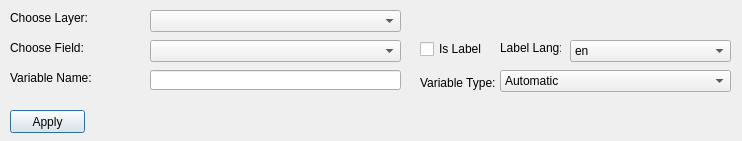
Qt form dialogs/ui/varinputdialog.ui (sparqlunicorn/sparqlunicornGoesGIS) before a commit.
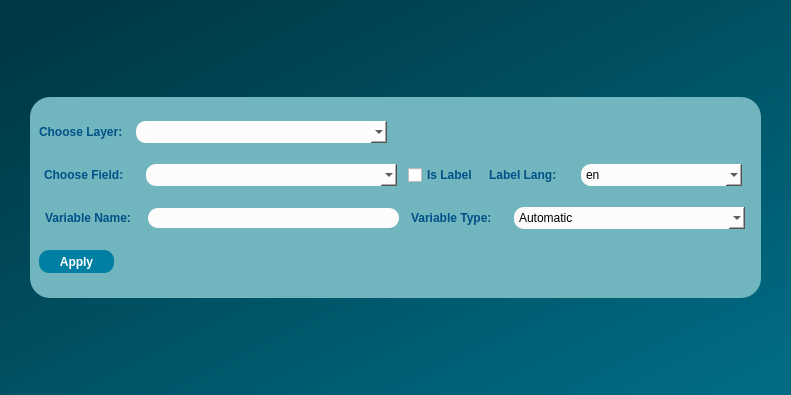
The same form after that commit.

Commit message: started changing tabs to menu

Diff of the .ui file:
```diff
--- a/dialogs/ui/varinputdialog.ui
+++ b/dialogs/ui/varinputdialog.ui
@@ -6,182 +6,244 @@
    <rect>
     <x>0</x>
     <y>0</y>
-    <width>742</width>
-    <height>141</height>
+    <width>791</width>
+    <height>395</height>
    </rect>
   </property>
   <property name="windowTitle">
    <string>Dialog</string>
   </property>
+  <property name="styleSheet">
+   <string notr="true">QObject#VarInputDialog{
+background-color:qlineargradient(spread:pad, x1:0, y1:0, x2:1, y2:1, stop:0.0795455 rgba(0, 57, 70, 255), stop:0.5625 rgba(0, 85, 104, 255), stop:0.954545 rgba(0, 107, 131, 255));}
+</string>
+  </property>
+  <layout class="QGridLayout" name="gridLayout">
+   <item row="0" column="0">
+    <widget class="QFrame" name="frame">
+     <property name="minimumSize">
+      <size>
+       <width>541</width>
+       <height>171</height>
+      </size>
+     </property>
+     <property name="maximumSize">
+      <size>
+       <width>731</width>
+       <height>201</height>
+      </size>
+     </property>
+     <property name="styleSheet">
+      <string notr="true">QObject#frame{
+	background-color:qlineargradient(spread:pad, x1:0, y1:0, x2:1, y2:1, stop:0.0113636 rgba(113, 181, 190, 255));
+	
+border-radius:20px;}
+</string>
+     </property>
+     <property name="frameShape">
+      <enum>QFrame::StyledPanel</enum>
+     </property>
+     <property name="frameShadow">
+      <enum>QFrame::Raised</enum>
+     </property>
+     <layout class="QGridLayout" name="gridLayout_2">
+      <item row="0" column="0">
+       <widget class="QLabel" name="layerLabel">
+        <property name="minimumSize">
+         <size>
+          <width>91</width>
+          <height>16</height>
+         </size>
+        </property>
+        <property name="maximumSize">
+         <size>
+          <width>91</width>
+          <height>16</height>
+         </size>
+        </property>
+        <property name="font">
+         <font>
+          <pointsize>9</pointsize>
+          <weight>75</weight>
+          <bold>true</bold>
+         </font>
+        </property>
+        <property name="styleSheet">
+         <string notr="true">color:rgb(0, 81, 135);</string>
+        </property>
+        <property name="text">
+         <string>Choose Layer:</string>
+        </property>
+       </widget>
+      </item>
+      <item row="0" column="1">
   <widget class="QComboBox" name="chooseLayer">
-   <property name="geometry">
-    <rect>
-     <x>150</x>
-     <y>10</y>
+        <property name="minimumSize">
+         <size>
      <width>251</width>
      <height>22</height>
-    </rect>
-   </property>
-  </widget>
+         </size>
+        </property>
+        <property name="maximumSize">
+         <size>
+          <width>251</width>
+          <height>22</height>
+         </size>
+        </property>
+        <property name="styleSheet">
+         <string notr="true">background-color: rgb(253, 252, 250);
+
+border-radius:10px;
+
+border-color:rgb(45, 45, 45);</string>
+        </property>
+       </widget>
+      </item>
+      <item row="0" column="2">
+       <spacer name="horizontalSpacer">
+        <property name="orientation">
+         <enum>Qt::Horizontal</enum>
+        </property>
+        <property name="sizeHint" stdset="0">
+         <size>
+          <width>356</width>
+          <height>20</height>
+         </size>
+        </property>
+       </spacer>
+      </item>
+      <item row="1" column="0" colspan="3">
+       <layout class="QHBoxLayout" name="horizontalLayout_2">
+        <item>
   <widget class="QLabel" name="fieldLabel">
-   <property name="geometry">
-    <rect>
-     <x>10</x>
-     <y>40</y>
+          <property name="minimumSize">
+           <size>
      <width>91</width>
      <height>16</height>
-    </rect>
+           </size>
+          </property>
+          <property name="maximumSize">
+           <size>
+            <width>91</width>
+            <height>16</height>
+           </size>
+          </property>
+          <property name="font">
+           <font>
+            <pointsize>9</pointsize>
+            <weight>75</weight>
+            <bold>true</bold>
+           </font>
+          </property>
+          <property name="styleSheet">
+           <string notr="true">color:rgb(0, 81, 135);</string>
    </property>
    <property name="text">
     <string>Choose Field:</string>
    </property>
   </widget>
+        </item>
+        <item>
   <widget class="QComboBox" name="chooseField">
-   <property name="geometry">
-    <rect>
-     <x>150</x>
-     <y>40</y>
+          <property name="minimumSize">
+           <size>
      <width>251</width>
      <height>22</height>
-    </rect>
-   </property>
-  </widget>
-  <widget class="QLabel" name="layerLabel">
-   <property name="geometry">
-    <rect>
-     <x>10</x>
-     <y>10</y>
-     <width>91</width>
-     <height>16</height>
-    </rect>
-   </property>
-   <property name="text">
-    <string>Choose Layer:</string>
-   </property>
-  </widget>
-  <widget class="QLabel" name="labelLangLabel">
-   <property name="geometry">
-    <rect>
-     <x>500</x>
-     <y>40</y>
-     <width>61</width>
-     <height>16</height>
-    </rect>
-   </property>
-   <property name="text">
-    <string>Label Lang:</string>
-   </property>
-  </widget>
-  <widget class="QLabel" name="varNameLabel">
-   <property name="geometry">
-    <rect>
-     <x>10</x>
-     <y>70</y>
-     <width>91</width>
-     <height>16</height>
-    </rect>
-   </property>
-   <property name="text">
-    <string>Variable Name:</string>
-   </property>
-  </widget>
-  <widget class="QLineEdit" name="varNameEdit">
-   <property name="geometry">
-    <rect>
-     <x>150</x>
-     <y>70</y>
+           </size>
+          </property>
+          <property name="maximumSize">
+           <size>
      <width>251</width>
-     <height>20</height>
-    </rect>
-   </property>
-  </widget>
-  <widget class="QLabel" name="varTypeLabel">
-   <property name="geometry">
-    <rect>
-     <x>420</x>
-     <y>75</y>
-     <width>91</width>
-     <height>16</height>
-    </rect>
-   </property>
-   <property name="text">
-    <string>Variable Type:</string>
-   </property>
-  </widget>
-  <widget class="QComboBox" name="varType">
-   <property name="geometry">
-    <rect>
-     <x>500</x>
-     <y>70</y>
-     <width>231</width>
      <height>22</height>
-    </rect>
-   </property>
-   <item>
-    <property name="text">
-     <string>Automatic</string>
-    </property>
+           </size>
+          </property>
+          <property name="styleSheet">
+           <string notr="true">background-color: rgb(253, 252, 250);
+
+border-radius:10px;
+
+border-color:rgb(45, 45, 45);</string>
+          </property>
+         </widget>
    </item>
    <item>
-    <property name="text">
-     <string>String</string>
-    </property>
-   </item>
-   <item>
-    <property name="text">
-     <string>URI</string>
-    </property>
-   </item>
-   <item>
-    <property name="text">
-     <string>Double</string>
-    </property>
-   </item>
-   <item>
-    <property name="text">
-     <string>Integer</string>
-    </property>
-   </item>
-   <item>
-    <property name="text">
-     <string>Date</string>
-    </property>
-   </item>
-  </widget>
   <widget class="QCheckBox" name="isLabelLabel">
-   <property name="geometry">
-    <rect>
-     <x>420</x>
-     <y>40</y>
+          <property name="minimumSize">
+           <size>
      <width>70</width>
      <height>18</height>
-    </rect>
+           </size>
+          </property>
+          <property name="maximumSize">
+           <size>
+            <width>70</width>
+            <height>18</height>
+           </size>
+          </property>
+          <property name="font">
+           <font>
+            <pointsize>9</pointsize>
+            <weight>75</weight>
+            <bold>true</bold>
+           </font>
+          </property>
+          <property name="styleSheet">
+           <string notr="true">color:rgb(0, 81, 135);</string>
    </property>
    <property name="text">
     <string>Is Label</string>
    </property>
   </widget>
-  <widget class="QPushButton" name="applyButton">
-   <property name="geometry">
-    <rect>
-     <x>10</x>
-     <y>110</y>
-     <width>75</width>
-     <height>23</height>
-    </rect>
+        </item>
+        <item>
+         <widget class="QLabel" name="labelLangLabel">
+          <property name="minimumSize">
+           <size>
+            <width>81</width>
+            <height>16</height>
+           </size>
+          </property>
+          <property name="maximumSize">
+           <size>
+            <width>81</width>
+            <height>16</height>
+           </size>
+          </property>
+          <property name="font">
+           <font>
+            <pointsize>9</pointsize>
+            <weight>75</weight>
+            <bold>true</bold>
+           </font>
+          </property>
+          <property name="styleSheet">
+           <string notr="true">color:rgb(0, 81, 135);</string>
    </property>
    <property name="text">
-    <string>Apply</string>
-   </property>
-  </widget>
+           <string>Label Lang:</string>
+          </property>
+         </widget>
+        </item>
+        <item>
   <widget class="QComboBox" name="labelLang">
-   <property name="geometry">
-    <rect>
-     <x>570</x>
-     <y>40</y>
+          <property name="minimumSize">
+           <size>
      <width>161</width>
      <height>22</height>
-    </rect>
+           </size>
+          </property>
+          <property name="maximumSize">
+           <size>
+            <width>161</width>
+            <height>22</height>
+           </size>
+          </property>
+          <property name="styleSheet">
+           <string notr="true">background-color: rgb(253, 252, 250);
+
+border-radius:10px;
+
+border-color:rgb(45, 45, 45);</string>
    </property>
    <item>
     <property name="text">
@@ -1094,6 +1156,184 @@
     </property>
    </item>
   </widget>
+        </item>
+       </layout>
+      </item>
+      <item row="2" column="0" colspan="3">
+       <layout class="QHBoxLayout" name="horizontalLayout">
+        <item>
+         <widget class="QLabel" name="varNameLabel">
+          <property name="minimumSize">
+           <size>
+            <width>91</width>
+            <height>16</height>
+           </size>
+          </property>
+          <property name="maximumSize">
+           <size>
+            <width>91</width>
+            <height>16</height>
+           </size>
+          </property>
+          <property name="font">
+           <font>
+            <pointsize>9</pointsize>
+            <weight>75</weight>
+            <bold>true</bold>
+           </font>
+          </property>
+          <property name="styleSheet">
+           <string notr="true">color:rgb(0, 81, 135);</string>
+          </property>
+          <property name="text">
+           <string>Variable Name:</string>
+          </property>
+         </widget>
+        </item>
+        <item>
+         <widget class="QLineEdit" name="varNameEdit">
+          <property name="minimumSize">
+           <size>
+            <width>251</width>
+            <height>20</height>
+           </size>
+          </property>
+          <property name="maximumSize">
+           <size>
+            <width>251</width>
+            <height>20</height>
+           </size>
+          </property>
+          <property name="styleSheet">
+           <string notr="true">background-color: rgb(253, 252, 250);
+
+border-radius:10px;
+
+border-color:rgb(45, 45, 45);</string>
+          </property>
+         </widget>
+        </item>
+        <item>
+         <widget class="QLabel" name="varTypeLabel">
+          <property name="minimumSize">
+           <size>
+            <width>91</width>
+            <height>16</height>
+           </size>
+          </property>
+          <property name="maximumSize">
+           <size>
+            <width>91</width>
+            <height>16</height>
+           </size>
+          </property>
+          <property name="font">
+           <font>
+            <pointsize>9</pointsize>
+            <weight>75</weight>
+            <bold>true</bold>
+           </font>
+          </property>
+          <property name="styleSheet">
+           <string notr="true">color:rgb(0, 81, 135);</string>
+          </property>
+          <property name="text">
+           <string>Variable Type:</string>
+          </property>
+         </widget>
+        </item>
+        <item>
+         <widget class="QComboBox" name="varType">
+          <property name="minimumSize">
+           <size>
+            <width>231</width>
+            <height>22</height>
+           </size>
+          </property>
+          <property name="maximumSize">
+           <size>
+            <width>231</width>
+            <height>22</height>
+           </size>
+          </property>
+          <property name="styleSheet">
+           <string notr="true">background-color: rgb(253, 252, 250);
+
+border-radius:10px;
+
+border-color:rgb(45, 45, 45);</string>
+          </property>
+          <item>
+           <property name="text">
+            <string>Automatic</string>
+           </property>
+          </item>
+          <item>
+           <property name="text">
+            <string>String</string>
+           </property>
+          </item>
+          <item>
+           <property name="text">
+            <string>URI</string>
+           </property>
+          </item>
+          <item>
+           <property name="text">
+            <string>Double</string>
+           </property>
+          </item>
+          <item>
+           <property name="text">
+            <string>Integer</string>
+           </property>
+          </item>
+          <item>
+           <property name="text">
+            <string>Date</string>
+           </property>
+          </item>
+         </widget>
+        </item>
+       </layout>
+      </item>
+      <item row="3" column="0">
+       <widget class="QPushButton" name="applyButton">
+        <property name="minimumSize">
+         <size>
+          <width>75</width>
+          <height>23</height>
+         </size>
+        </property>
+        <property name="maximumSize">
+         <size>
+          <width>75</width>
+          <height>23</height>
+         </size>
+        </property>
+        <property name="font">
+         <font>
+          <pointsize>9</pointsize>
+          <weight>75</weight>
+          <bold>true</bold>
+         </font>
+        </property>
+        <property name="styleSheet">
+         <string notr="true">
+background-color:rgb(0, 127, 165);
+border-radius:10px;
+color: rgb(255, 255, 255);
+</string>
+        </property>
+        <property name="text">
+         <string>Apply</string>
+        </property>
+       </widget>
+      </item>
+     </layout>
+    </widget>
+   </item>
+  </layout>
  </widget>
  <resources/>
  <connections/>
```
Lines whose indentation alone changed are shown as unchanged. The commit also changes 4 other files.
